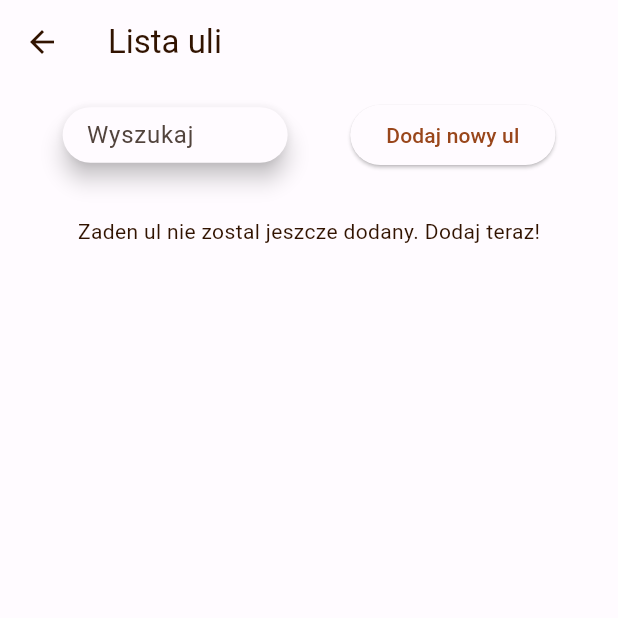
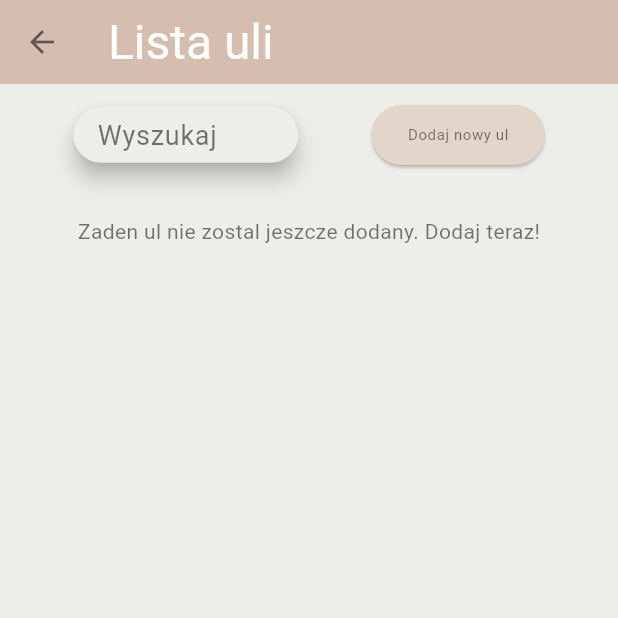
Before and after one commit to agata-miko/ule, a Flutter app: the screen it shows after launch, after a tap on "Login", on a phone screen of 412 x 824 dp, the top half of it. Run offline on Flutter 3.47's test engine with Material 3 defaults, Android fonts, the phone set to English and light mode, and no system bars; our stand-ins replace flutter_riverpod, google_fonts, image_picker, sqflite; accounts and stored records are empty.

Commit message:
theme changed, percentage slider added as a separate widget

```diff
--- a/lib/main.dart
+++ b/lib/main.dart
@@ -2,7 +2,7 @@ import 'package:flutter/material.dart';
 import 'package:flutter_riverpod/flutter_riverpod.dart';
 import 'package:pszczoly_v3/screens/welcome_screen.dart';
 import 'package:pszczoly_v3/services/database_helper.dart';
-import '../theme/app_theme.dart';
+import '../theme/app_theme_2.dart';
 
 
 Future<void> main() async {
@@ -17,8 +17,7 @@ class MyApp extends StatelessWidget {
   @override
   Widget build(BuildContext context) {
     return MaterialApp(
-        theme: customTheme,
-        darkTheme: darkCustomTheme,
+        theme: lightTheme,
         home: const WelcomeScreen(),
     );
   }
--- a/lib/providers/hive_list_provider.dart
+++ b/lib/providers/hive_list_provider.dart
@@ -7,14 +7,16 @@ import 'package:pszczoly_v3/models/hive.dart';
 import 'package:pszczoly_v3/services/database_helper.dart';
 
 final hiveDataProvider =
-StateNotifierProvider<HiveDataNotifier, List<Hive>>((ref) => HiveDataNotifier()); //this is hives list provider?
+StateNotifierProvider<HiveDataNotifier, List<Hive>>((ref) => HiveDataNotifier());
+
 final databaseProvider = Provider<DatabaseHelper>((ref) => DatabaseHelper());
 
-final hivesListProvider = FutureProvider<List<Hive>>((ref) async {
-  final databaseHelper = ref.read(databaseProvider);
-  final hiveDataList = await databaseHelper.getAllHives();
-  return hiveDataList.map((hiveData) => Hive.fromJson(hiveData)).toList();
-});
+//NOT NECESSARY?
+// final hivesListProvider = FutureProvider<List<Hive>>((ref) async {
+//   final databaseHelper = ref.read(databaseProvider);
+//   final hiveDataList = await databaseHelper.getAllHives();
+//   return hiveDataList.map((hiveData) => Hive.fromJson(hiveData)).toList();
+// });
 
 class HiveDataNotifier extends StateNotifier<List<Hive>> {
   final DatabaseHelper databaseHelper = DatabaseHelper();
--- a/lib/screens/hives_list_screen.dart
+++ b/lib/screens/hives_list_screen.dart
@@ -30,7 +30,7 @@ class HivesListScreen extends ConsumerWidget {
                       ),
                     );
                   },
-                  child: const Text('Dodaj nowy ul'),
+                  child: Text('Dodaj nowy ul', style: Theme.of(context).textTheme.bodySmall),
                 ),
               ],
             ),
--- /dev/null
+++ b/lib/theme/app_theme_2.dart
@@ -0,0 +1,37 @@
+import 'package:flutter/material.dart';
+import 'package:google_fonts/google_fonts.dart';
+
+ThemeData lightTheme = ThemeData(
+  brightness: Brightness.light,
+  useMaterial3: true,
+  textTheme: const TextTheme(
+    displayLarge: TextStyle(fontSize: 32),
+    bodyLarge: TextStyle(fontSize: 18),
+    bodySmall: TextStyle(fontSize: 10),
+  ).apply(fontFamily: GoogleFonts.bungeeSpice().fontFamily),
+  appBarTheme: AppBarTheme(titleTextStyle: TextStyle(fontFamily: GoogleFonts.bungeeSpice().fontFamily, fontSize: 32),
+    color: Color(0xFFd5bdaf),
+    iconTheme: IconThemeData(color: Colors.black54),
+  ),
+  elevatedButtonTheme: ElevatedButtonThemeData(
+    style: ButtonStyle(
+      backgroundColor: MaterialStateProperty.all(const Color(0xFFe3d5ca)),
+      foregroundColor: MaterialStateProperty.all(Colors.black54),
+    ),
+  ),
+  colorScheme: const ColorScheme(
+    primaryContainer: Color.fromRGBO(255, 255, 255, 1),
+    secondaryContainer: Colors.white,
+    background: Color.fromRGBO(255, 255, 255, 1),
+    primary: Color(0xFFd5bdaf),
+    secondary: Color(0xFFd5bdaf),
+    brightness: Brightness.light,
+    error: Colors.red,
+    onBackground: Colors.black54,
+    onError: Colors.white,
+    onPrimary: Colors.black54,
+    onSecondary: Colors.black54,
+    onSurface: Colors.black54,
+    surface: Color(0xFFedede9),
+  ),
+);
--- a/lib/todo.dart
+++ b/lib/todo.dart
@@ -1,5 +1,5 @@
-//TODO Navigator
-//TODO Saving photos on the users device
+// Navigator
+// Saving photos on the users device
 //TODO remove (yes/no) form the questions
 //TODO check the ways to display DateTime as DD/MM/YYYY
 //DONE 'hiveId' and 'numer ula' shouldn't be the same number, set by user - find more robust solution - id automatically generated and numer acting as a name?
--- a/pubspec.yaml
+++ b/pubspec.yaml
@@ -43,6 +43,8 @@ dependencies:
   sqflite: ^2.3.0
   path: ^1.8.3
   path_provider: ^2.1.1
+  modern_themes: ^1.5.4
+  google_fonts: ^6.1.0
 
 dev_dependencies:
   flutter_test:
```
Also changed, not shown: lib/widgets/checklist.dart (+2 -8 lines), lib/widgets/percentage_slider.dart (added, +35 -0 lines), lib/services/database_helper.dart (line endings or trailing spaces), lib/widgets/hives_list.dart (indentation only), pubspec.lock. Lines whose indentation alone changed are shown as unchanged.
